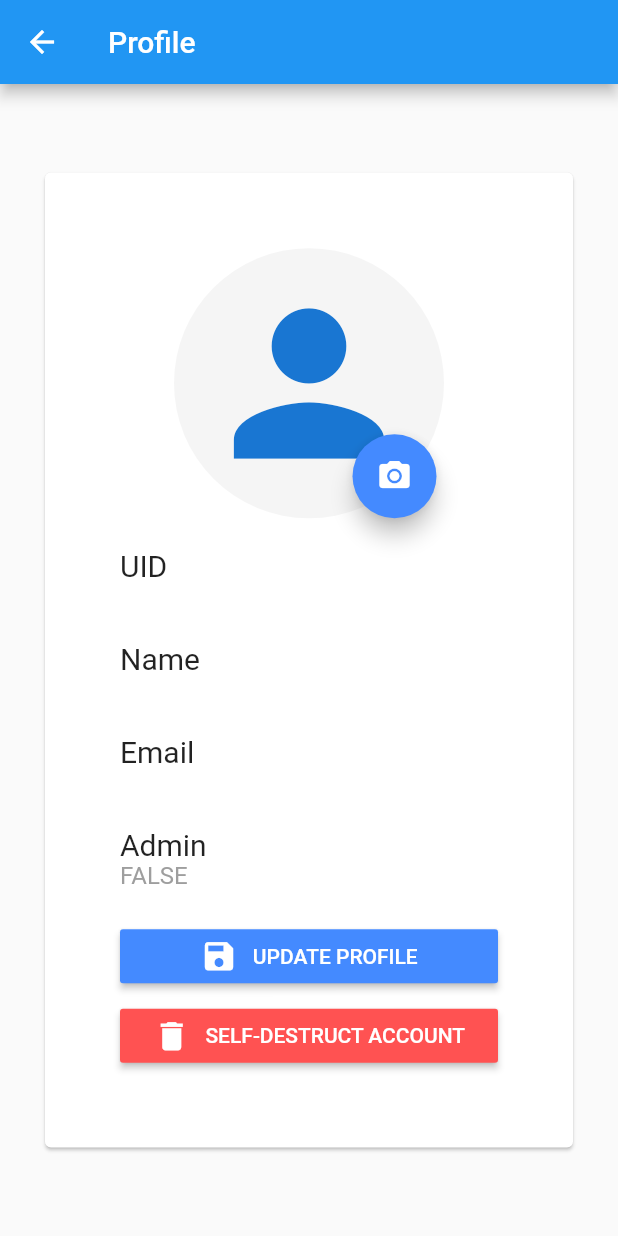
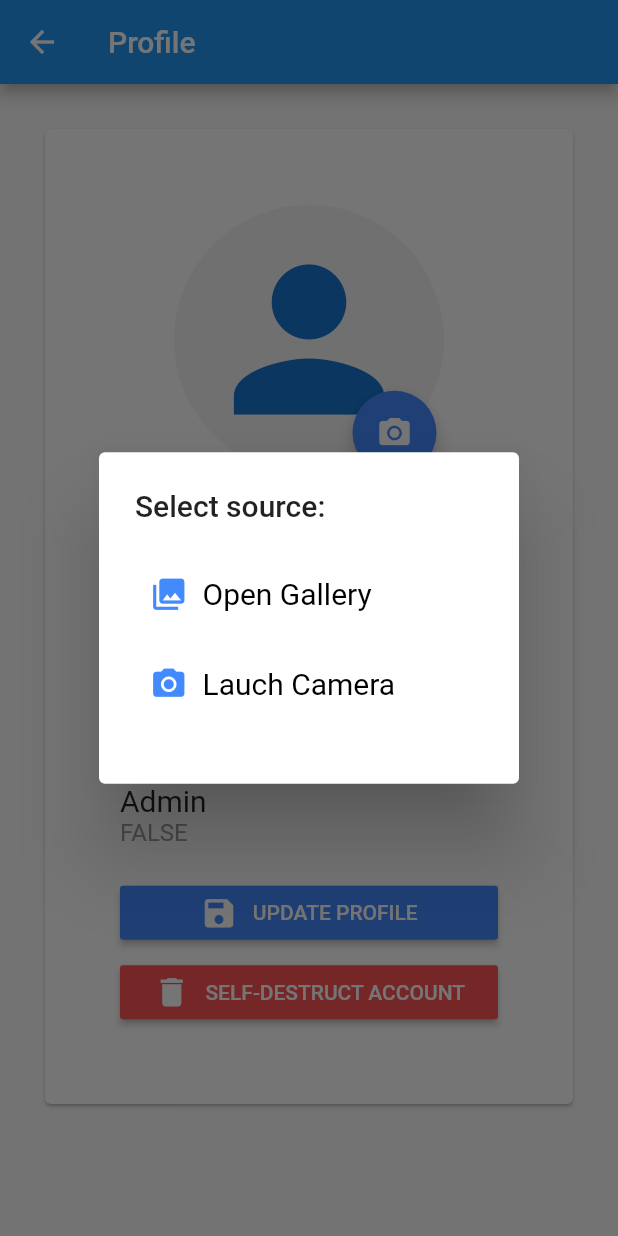
Before and after one commit to arma7x/FireFlutter, a Flutter app: the Profile screen opened directly, after a tap on the "camera alt" icon, on a phone screen of 412 x 824 dp. Run offline on Flutter 3.47's test engine with Material 2 defaults, Android fonts, the phone set to English and light mode, and no system bars; our stand-ins replace cached_network_image, device_info, firebase_auth, firebase_database, firebase_messaging, firebase_storage and 4 more; accounts and stored records are empty.

Commit message:
update WIP flutter

```diff
--- a/fireflutter/lib/navigation/screens/profile.dart
+++ b/fireflutter/lib/navigation/screens/profile.dart
@@ -1,8 +1,12 @@
+import 'dart:io';
 import 'package:flutter/material.dart';
 import 'package:provider/provider.dart';
 import 'package:fireflutter/state/provider_state.dart';
 import 'package:cached_network_image/cached_network_image.dart';
 import 'package:firebase_auth/firebase_auth.dart';
+import 'package:firebase_storage/firebase_storage.dart';
+import 'package:image_picker/image_picker.dart';
+import 'package:toast/toast.dart';
 
 class Profile extends StatefulWidget {
   Profile({Key key, this.title}) : super(key: key);
@@ -24,8 +28,109 @@ class Profile extends StatefulWidget {
 
 class _ProfileState extends State<Profile> {
 
+  static final FirebaseStorage storage = FirebaseStorage();
+
   FirebaseUser _user;
   Map<dynamic, dynamic> _metadata;
+
+  void _onImageButtonPressed(ImageSource source) async {
+    try {
+      final uuid = DateTime.now().millisecondsSinceEpoch.toString();
+      final File photo = await ImagePicker.pickImage(source: source);
+      await _uploadFile(photo, uuid + "_" + photo.path.split("/").last);
+      print(uuid+"_"+photo.path.split("/").last);
+    } catch (e) {
+      Toast.show(e.toString(), context, duration: 5);
+    }
+  }
+
+  void _showDialog() {
+    showDialog(
+      context: context,
+      builder: (BuildContext context) {
+        return AlertDialog(
+          title: new Text("Select source:"),
+          content: Container(
+            height: 130,
+            child: new Column(
+            children: <Widget>[
+              Container(
+                width: double.infinity,
+                margin: EdgeInsets.fromLTRB(0.0, 0.0, 0.0, 0.0),
+                child: RaisedButton(
+                  elevation: 0,
+                  highlightElevation: 0,
+                  padding: EdgeInsets.fromLTRB(10.0, 15.0, 10.0, 15.0),
+                  onPressed: () {
+                    _onImageButtonPressed(ImageSource.gallery);
+                    Navigator.of(context).pop();
+                  },
+                  color: Colors.white,
+                  child: Row(
+                    mainAxisAlignment: MainAxisAlignment.start,
+                    children: <Widget>[
+                      Icon(Icons.photo_library, size: 25, color: Colors.blueAccent),
+                      SizedBox(width: 10),
+                      Text(
+                        "Open Gallery",
+                        style: TextStyle(color: Colors.black, fontSize: 20, fontWeight: FontWeight.normal)
+                      ),
+                    ]
+                  )
+                ),
+              ),
+              Container(
+                width: double.infinity,
+                margin: EdgeInsets.fromLTRB(0.0, 5.0, 0.0, 0.0),
+                child: RaisedButton(
+                  elevation: 0,
+                  highlightElevation: 0,
+                  padding: EdgeInsets.fromLTRB(10.0, 15.0, 10.0, 15.0),
+                  onPressed: () {
+                    _onImageButtonPressed(ImageSource.camera);
+                    Navigator.of(context).pop();
+                  },
+                  color: Colors.white,
+                  child: Row(
+                    mainAxisAlignment: MainAxisAlignment.start,
+                    children: <Widget>[
+                      Icon(Icons.camera_alt, size: 25, color: Colors.blueAccent),
+                      SizedBox(width: 10),
+                      Text(
+                        "Lauch Camera",
+                        style: TextStyle(color: Colors.black, fontSize: 20, fontWeight: FontWeight.normal)
+                      ),
+                    ]
+                  )
+                ),
+              )
+            ]
+          )),
+        );
+      },
+    );
+  }
+
+  Future<void> _uploadFile(File blob, String name) async {
+    final StorageReference ref = storage.ref().child('/user/${_user.uid}/avatar').child(name);
+    final StorageUploadTask uploadTask = ref.putFile(blob);
+    uploadTask.events.listen((StorageTaskEvent event) {
+      if (event.type == StorageTaskEventType.progress) {
+        print("ON PROGRESS");
+      } else if (event.type == StorageTaskEventType.success) {
+        print("SUCCESS");
+      } if (event.type == StorageTaskEventType.failure) {
+        print("FAILURE");
+      }
+    });
+    uploadTask.onComplete
+    .then((StorageTaskSnapshot data) async {
+      print(await data.ref.getDownloadURL());
+    })
+    .catchError((error) async {
+      print(error);
+    });
+  }
 
   @override
   Widget build(BuildContext context) {
@@ -37,7 +142,9 @@ class _ProfileState extends State<Profile> {
       appBar: AppBar(
         title: Text(widget.title),
       ),
-      body: Center(
+      body: ListView(
+        children: <Widget>[
+          Center(
             child: Card(
               margin: EdgeInsets.fromLTRB(0.0, 30.0, 0.0, 30.0),
               child: Container(
@@ -59,7 +166,7 @@ class _ProfileState extends State<Profile> {
                             bottom: 0.0,
                             child: FloatingActionButton(
                               backgroundColor: Colors.blueAccent,
-                          onPressed: () => {},
+                              onPressed: _showDialog,
                               child: Icon(Icons.camera_alt),
                             )
                           ),
@@ -133,7 +240,8 @@ class _ProfileState extends State<Profile> {
                         ]
                       ),
                     ),
-                Container(width: double.infinity,
+                    Container(
+                      width: double.infinity,
                       margin: EdgeInsets.fromLTRB(50.0, 20.0, 50.0, 0.0),
                       child: RaisedButton(
                         onPressed: () {},
@@ -151,7 +259,8 @@ class _ProfileState extends State<Profile> {
                         )
                       ),
                     ),
-                Container(width: double.infinity,
+                    Container(
+                      width: double.infinity,
                       margin: EdgeInsets.fromLTRB(50.0, 5.0, 50.0, 0.0),
                       child: RaisedButton(
                         onPressed: () {},
@@ -174,6 +283,8 @@ class _ProfileState extends State<Profile> {
               ),
             ),
           ),
+        ]
+      ),
     );
   }
 }
--- a/fireflutter/lib/state/provider/auth.dart
+++ b/fireflutter/lib/state/provider/auth.dart
@@ -79,6 +79,11 @@ class Auth with ChangeNotifier {
     } catch(e) {
       print("[AUTH::goOnline]LAST ONLINE ERROR::"+e.toString());
     }
+    DatabaseReference _metadataRef;
+    _metadataRef = FirebaseDatabase.instance.reference().child('/users/${_user.uid}');
+    _metadataRef.onValue.listen((Event event) {
+      setMetadata(event.snapshot.value);
+    });
   }
 
   void goOffline() {
```
Also changed, not shown: fireflutter/lib/main.dart (+0 -13 lines), 2 other files. Lines whose indentation alone changed are shown as unchanged.
